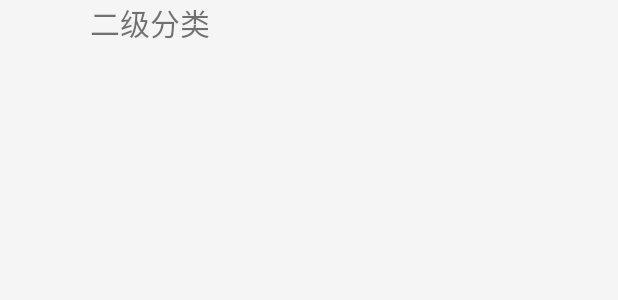
After one commit to caonimammp/fulishe, an Android app: the layout item_category_child.xml on its own in the app's theme, with its tools: preview values and no code run, on a phone screen of 412 x 824 dp. The commit adds this screen. Shown: the top 300 px of the screen. Run offline under Robolectric (Android 15) with nearby library versions, the phone set to English and light mode, and no system bars.

Commit message:
CategoryAdapter的编写

```diff
--- a/app/src/main/java/cn/ucai/fulishe/ui/activity/GoodsDetailActivity.java
+++ b/app/src/main/java/cn/ucai/fulishe/ui/activity/GoodsDetailActivity.java
@@ -134,6 +134,7 @@ public class GoodsDetailActivity extends AppCompatActivity {
 
     @OnClick(R.id.ivBack)
     public void onViewClicked() {
+        finish();
     }
 
     @Override
--- /dev/null
+++ b/app/src/main/res/layout/item_category_child.xml
@@ -0,0 +1,18 @@
+<?xml version="1.0" encoding="utf-8"?>
+<LinearLayout xmlns:android="http://schemas.android.com/apk/res/android"
+    android:orientation="horizontal" android:layout_width="match_parent"
+    android:layout_height="match_parent">
+    <ImageView
+        android:layout_marginLeft="30dp"
+        android:id="@+id/ivCategoryChildName"
+        android:layout_width="wrap_content"
+        android:layout_height="wrap_content"
+        />
+    <TextView
+        android:layout_marginLeft="30dp"
+        android:id="@+id/tvCategoryChildName"
+        android:layout_width="wrap_content"
+        android:layout_height="wrap_content"
+        android:text="二级分类"
+        android:textSize="20sp"/>
+</LinearLayout>
```
Also changed, not shown: app/src/main/java/cn/ucai/fulishe/data/adapter/CategoryAdapter.java (+85 -8 lines), app/src/main/res/layout/item_category_group.xml (added, +22 -0 lines).
